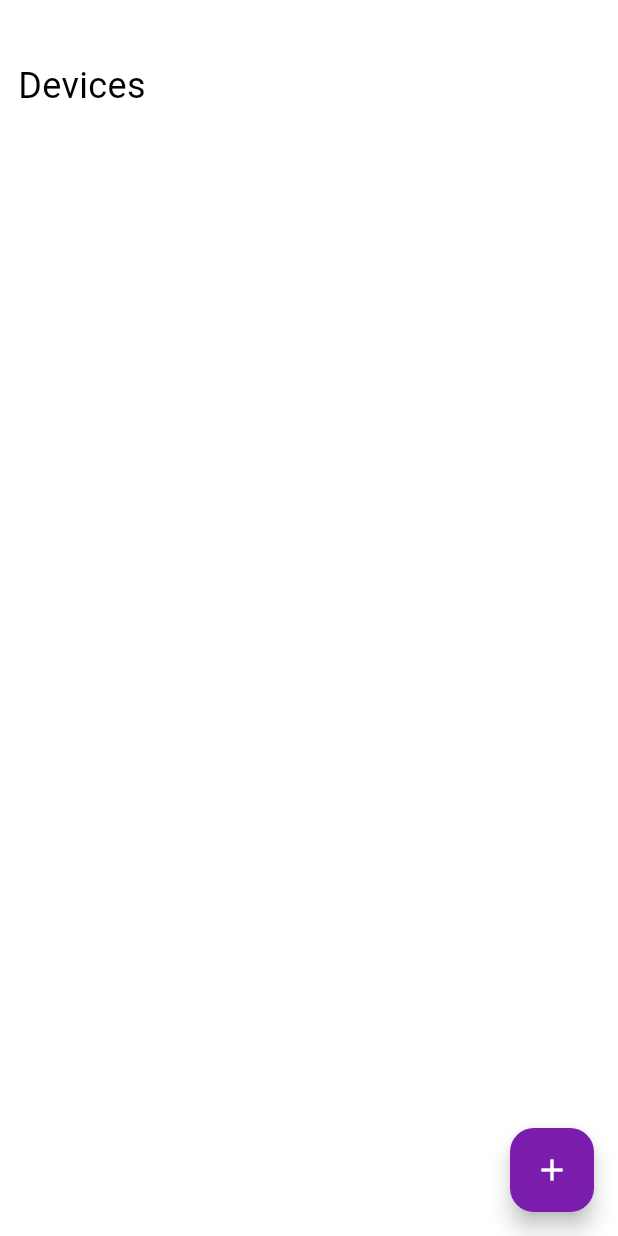
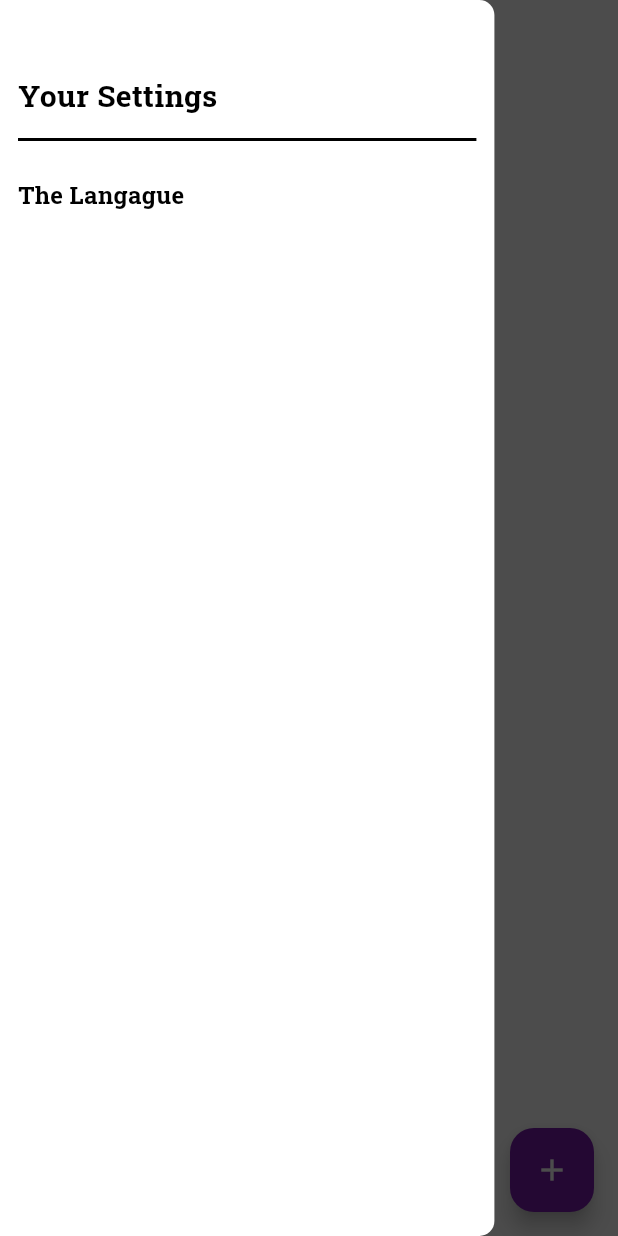
Before and after one commit to HasanBatal2900/Games-Store-App, a Flutter app: the HomeView screen opened by its route, with the side drawer open (before the commit the screen has no drawer), on a phone screen of 412 x 824 dp. Run offline on Flutter 3.47's test engine with Material 3 defaults, Android fonts, the phone set to English and light mode, and no system bars; our stand-ins replace audioplayers, bloc, flutter_animate, flutter_bloc, flutter_slidable, flutter_spinkit and 8 more; missing offline and left inert: font_awesome_icon_class; accounts and stored records are empty; Roboto replaces fonts that are missing (Marah).

Commit message:
adding theme and drawer to the app

```diff
--- a/lib/core/constants/strings.dart
+++ b/lib/core/constants/strings.dart
@@ -1,6 +1,7 @@
 const kSplashAudioPath = "audios/start.mp3";
 const kScucessAudioPath = "audios/success.mp3";
 const kDeviceKeyBox = "deviceKeyBox";
+const kThemeKeyBox = "themeKeyBox";
 const kEmptyCacheErrorMessage = "There is no Data right Now";
 const kAddDeviceSucessMessage = 'Device Added Successfuly';
 const kDeleteDeviceSucessMessage = 'Device Deleted Successfuly';
--- /dev/null
+++ b/lib/core/theme/theme_cubit/theme_cubit.dart
@@ -0,0 +1,22 @@
+import 'package:bloc/bloc.dart';
+import 'package:flutter/material.dart';
+import 'package:game_store/core/constants/strings.dart';
+import 'package:game_store/core/theme/themes.dart';
+import 'package:game_store/di/service_locator.dart';
+import 'package:shared_preferences/shared_preferences.dart';
+
+class ThemeCubit extends Cubit<ThemeData> {
+  ThemeCubit() : super(lightTheme);
+
+  bool isDark = getIt.get<SharedPreferences>().getBool(kThemeKeyBox) ?? false;
+
+  void changeTheme() {
+    isDark = !isDark;
+    getIt.get<SharedPreferences>().setBool(kThemeKeyBox, isDark);
+    emit(isDark ? darkTheme : lightTheme);
+  }
+
+  ThemeData getTheme() {
+    return isDark ? darkTheme : lightTheme;
+  }
+}
--- a/lib/core/theme/themes.dart
+++ b/lib/core/theme/themes.dart
@@ -3,16 +3,23 @@ import 'package:game_store/core/constants/colors.dart';
 
 final lightTheme = ThemeData(
   useMaterial3: true,
-  brightness: Brightness.light,
+  floatingActionButtonTheme: const FloatingActionButtonThemeData(
+    elevation: 6.0,
+    backgroundColor: kPrimaryColor,
+  ),
   primaryColor: kPrimaryColor,
   scaffoldBackgroundColor: Colors.white,
+  drawerTheme: DrawerThemeData(
+    backgroundColor: Colors.white,
+    elevation: 6.0,
+    scrimColor: Colors.black.withOpacity(0.7),
+  ),
+  dividerColor: Colors.black,
   colorScheme: const ColorScheme.light(
     background: Colors.white,
-    brightness: Brightness.light,
     primary: kPrimaryColor,
     onPrimary: Colors.white,
     onBackground: Colors.black,
-
   ),
   bottomSheetTheme: BottomSheetThemeData(
     backgroundColor: Colors.white,
@@ -30,9 +37,22 @@ final lightTheme = ThemeData(
 
 final darkTheme = ThemeData(
   useMaterial3: true,
-  brightness: Brightness.dark,
-  scaffoldBackgroundColor: Colors.black,
-  colorScheme: ColorScheme.fromSeed(seedColor: kPrimaryColor),
+  floatingActionButtonTheme: const FloatingActionButtonThemeData(
+    elevation: 6.0,
+    backgroundColor: kPrimaryColor,
+  ),
+  scaffoldBackgroundColor: kBackgroundColor,
+  dividerColor: Colors.white,
+  drawerTheme: DrawerThemeData(
+    backgroundColor: Colors.black,
+    elevation: 6.0,
+    scrimColor: Colors.black.withOpacity(0.7),
+  ),
+  colorScheme: const ColorScheme.dark(
+    onBackground: Colors.white,
+    background: kBackgroundColor,
+    primary: kPrimaryColor,
+  ),
   bottomSheetTheme: BottomSheetThemeData(
     backgroundColor: kBackgroundColor.withOpacity(0.7),
     elevation: 6.0,
--- /dev/null
+++ b/lib/core/widgets/app_drawer.dart
@@ -0,0 +1,59 @@
+import 'package:flutter/material.dart';
+import 'package:game_store/core/constants/padding.dart';
+import 'package:game_store/core/utils/styles.dart';
+import 'package:game_store/core/widgets/change_btn_theme.dart';
+import 'package:gap/gap.dart';
+
+class AppDrawer extends StatelessWidget {
+  const AppDrawer({super.key});
+
+  @override
+  Widget build(BuildContext context) {
+    return Drawer(
+      shape: const RoundedRectangleBorder(
+          borderRadius: BorderRadius.only(
+        topRight: Radius.circular(10.0),
+        bottomRight: Radius.circular(10.0),
+      )),
+      backgroundColor: Theme.of(context).colorScheme.background,
+      semanticLabel: "Your Settings",
+      width: MediaQuery.sizeOf(context).width * .8,
+      elevation: 6.0,
+      child: Padding(
+        padding: kPadding,
+        child: Column(
+          crossAxisAlignment: CrossAxisAlignment.start,
+          children: [
+            Row(
+              mainAxisAlignment: MainAxisAlignment.spaceBetween,
+              children: [
+                Text(
+                  "Your Settings",
+                  style: Styles.textStyle20.copyWith(
+                    fontFamily: "Robo",
+                    color: Theme.of(context).colorScheme.onBackground,
+                  ),
+                ),
+                const ChangeThemeButtonIcon(),
+              ],
+            ),
+            SizedBox(
+              width: MediaQuery.sizeOf(context).width * .8,
+              height: 10,
+              child: const Divider(thickness: 2),
+            ),
+            const Gap(20),
+            Text(
+              "The Langague",
+              style: Styles.textStyle16.copyWith(
+                color: Theme.of(context).colorScheme.onBackground,
+                fontFamily: "Robo",
+                fontWeight: FontWeight.bold,
+              ),
+            ),
+          ],
+        ),
+      ),
+    );
+  }
+}
--- /dev/null
+++ b/lib/core/widgets/change_btn_theme.dart
@@ -0,0 +1,67 @@
+import 'package:flutter/material.dart';
+import 'package:flutter_bloc/flutter_bloc.dart';
+import 'package:game_store/core/theme/theme_cubit/theme_cubit.dart';
+
+class ChangeThemeButtonIcon extends StatefulWidget {
+  const ChangeThemeButtonIcon({super.key});
+
+  @override
+  State<ChangeThemeButtonIcon> createState() => _ChangeThemeButtonIconState();
+}
+
+class _ChangeThemeButtonIconState extends State<ChangeThemeButtonIcon> {
+  late bool isDark;
+  @override
+  void initState() {
+    isDark = BlocProvider.of<ThemeCubit>(context).isDark;
+    super.initState();
+  }
+
+  @override
+  Widget build(BuildContext context) {
+    return AnimatedSwitcher(
+      transitionBuilder: (child, animation) {
+        animation = CurvedAnimation(
+          curve: Curves.fastEaseInToSlowEaseOut,
+          parent: animation,
+        );
+
+        return ScaleTransition(
+          scale: animation,
+          alignment: Alignment.center,
+          child: child,
+        );
+      },
+      switchInCurve: Curves.bounceIn,
+      duration: const Duration(milliseconds: 800),
+      child: isDark
+          ? IconButton(
+              onPressed: () {
+                BlocProvider.of<ThemeCubit>(context).changeTheme();
+                setState(() {
+                  isDark = BlocProvider.of<ThemeCubit>(context).isDark;
+                });
+              },
+              key: const ValueKey(1),
+              icon: const Icon(
+                Icons.nightlight_rounded,
+                color: Colors.white,
+                size: 24,
+              ))
+          : IconButton(
+              key: const ValueKey(2),
+              onPressed: () {
+                BlocProvider.of<ThemeCubit>(context).changeTheme();
+                setState(() {
+                  isDark = BlocProvider.of<ThemeCubit>(context).isDark;
+                });
+              },
+              icon: const Icon(
+                Icons.sunny,
+                color: Colors.white,
+                size: 24,
+              ),
+            ),
+    );
+  }
+}
--- a/lib/di/service_locator.dart
+++ b/lib/di/service_locator.dart
@@ -6,9 +6,11 @@ import 'package:game_store/features/home/domain/usecases/delete_device_usecase.d
 import 'package:game_store/features/home/domain/usecases/get_all_device_usecase.dart';
 import 'package:game_store/features/home/domain/usecases/update_device_usecase.dart';
 import 'package:get_it/get_it.dart';
-
+import 'package:shared_preferences/shared_preferences.dart';
 GetIt getIt = GetIt.instance;
 setup() async {
+    SharedPreferences sharedPreferences = await SharedPreferences.getInstance();
+ getIt.registerSingleton<SharedPreferences>(sharedPreferences);
   getIt.registerSingleton<AudioPlayer>(AudioPlayer());
   getIt.registerSingleton<LocalDataSourceImp>(LocalDataSourceImp());
   getIt.registerSingleton<HomeRepoImp>(
--- a/lib/features/home/presentation/views/home_view.dart
+++ b/lib/features/home/presentation/views/home_view.dart
@@ -1,5 +1,6 @@
 import 'package:flutter/material.dart';
 import 'package:game_store/core/helper/modals/build_add_modal_bottom.dart';
+import 'package:game_store/core/widgets/app_drawer.dart';
 import 'package:game_store/features/home/presentation/views/widgets/home_device_widgets/home_body.dart';
 
 class HomeView extends StatelessWidget {
@@ -8,6 +9,7 @@ class HomeView extends StatelessWidget {
   @override
   Widget build(BuildContext context) {
     return Scaffold(
+      drawer: const AppDrawer(),
       body: const HomeViewBody(),
       floatingActionButton: FloatingActionButton(
         onPressed: () {
--- a/lib/features/home/presentation/views/widgets/home_device_widgets/device_card.dart
+++ b/lib/features/home/presentation/views/widgets/home_device_widgets/device_card.dart
@@ -1,5 +1,4 @@
 import 'package:flutter/material.dart';
-import 'package:game_store/core/constants/colors.dart';
 import 'package:game_store/core/constants/padding.dart';
 import 'package:game_store/core/helper/modals/build_finish_session_modal_bottom.dart';
 import 'package:game_store/core/helper/modals/build_reserve_modal_bottom.dart';
@@ -31,8 +30,11 @@ class DeviceCard extends StatelessWidget {
       child: CustomSlidable(
         device: device,
         child: Container(
-          padding: const EdgeInsets.symmetric(horizontal: 6),
-          color: Colors.white,
+          padding: const EdgeInsets.symmetric(horizontal: 8),
+          decoration: BoxDecoration(
+            borderRadius: BorderRadius.circular(7.0),
+            color: Theme.of(context).colorScheme.onBackground,
+          ),
           margin:
               const EdgeInsets.symmetric(horizontal: kPaddingHorizontal * .5),
           width: MediaQuery.sizeOf(context).width,
@@ -50,13 +52,17 @@ class DeviceCard extends StatelessWidget {
                     device.deviceName,
                     style: Styles.textStyle16.copyWith(
                       fontWeight: FontWeight.bold,
-                      color: kPrimaryColor,
+                      color: Theme.of(context).colorScheme.background,
                     ),
                   ),
                   const Gap(5),
                   Text(
                     "${device.priceHour} per hour",
-                    style: Styles.textStyle12,
+                    style: Styles.textStyle12.copyWith(
+                      color: Theme.of(context).colorScheme.background,
+                      fontFamily: "Robo",
+                      fontWeight: FontWeight.bold,
+                    ),
                   ),
                 ],
               ),
--- a/lib/features/home/presentation/views/widgets/home_device_widgets/home_body.dart
+++ b/lib/features/home/presentation/views/widgets/home_device_widgets/home_body.dart
@@ -36,7 +36,9 @@ class HomeViewBody extends StatelessWidget {
           children: [
             Text(
               'Devices',
-              style: Styles.textStyle24,
+              style: Styles.textStyle24.copyWith(
+                color: Theme.of(context).colorScheme.onBackground,
+              ),
             ),
             const DeviceListView(),
           ],
--- a/lib/main.dart
+++ b/lib/main.dart
@@ -1,7 +1,7 @@
 import 'package:flutter/material.dart';
 import 'package:flutter_bloc/flutter_bloc.dart';
 import 'package:game_store/core/constants/strings.dart';
-import 'package:game_store/core/theme/themes.dart';
+import 'package:game_store/core/theme/theme_cubit/theme_cubit.dart';
 import 'package:game_store/di/service_locator.dart';
 import 'package:game_store/features/home/domain/entities/device.dart';
 import 'package:game_store/features/home/domain/usecases/add_device_usecase.dart';
@@ -26,17 +26,28 @@ class GameStoreApp extends StatelessWidget {
 
   @override
   Widget build(BuildContext context) {
-    return BlocProvider(
+    return MultiBlocProvider(
+      providers: [
+        BlocProvider(
           create: (context) => DeviceBloc(
             addDeviceUsecase: getIt.get<AddDeviceUsecase>(),
             deleteDeviceUsecase: getIt.get<DeleteDeviceUsecase>(),
             updateDeviceUsecase: getIt.get<UpdateDeviceUsecase>(),
             getAllDeviceUsecase: getIt.get<GetAllDeviceUsecase>(),
           )..add(GetAllDeviceEvent()),
-      child: MaterialApp.router(
+        ),
+        BlocProvider(
+          create: (context) => ThemeCubit(),
+        ),
+      ],
+      child: BlocBuilder<ThemeCubit, ThemeData>(
+        builder: (context, state) {
+          return MaterialApp.router(
             debugShowCheckedModeBanner: false,
             routerConfig: AppRouter.router,
-        theme: lightTheme,
+            theme: BlocProvider.of<ThemeCubit>(context).getTheme(),
+          );
+        },
       ),
     );
   }
```
Also changed, not shown: pubspec.yaml (line endings or trailing spaces). Lines whose indentation alone changed are shown as unchanged.
